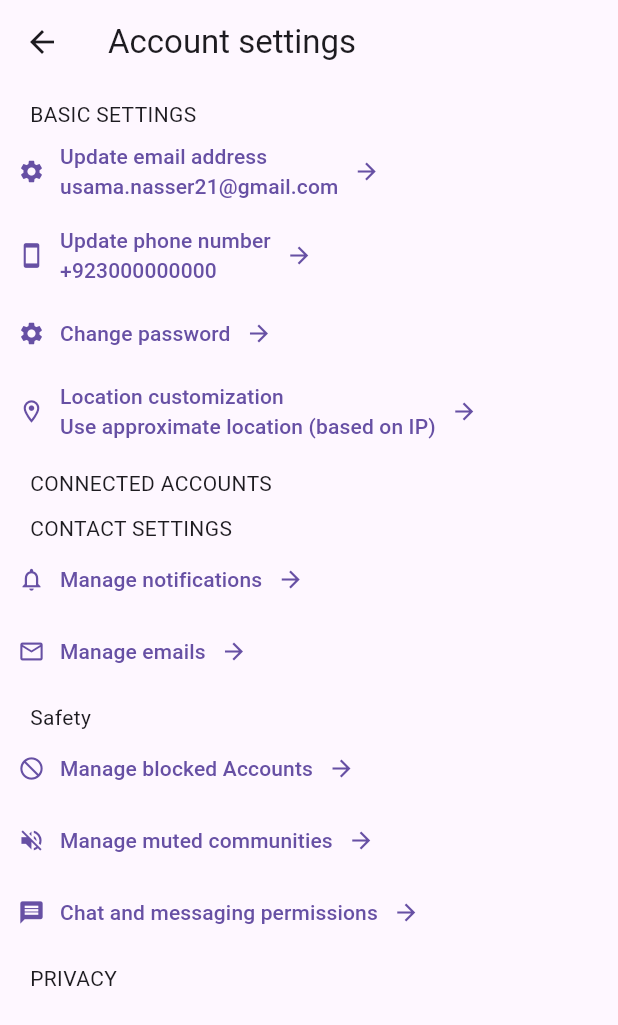
After one commit to SS-Ltd/cReddit-CrossPlatform, a Flutter app: the AccountSettings screen opened directly, on a phone screen of 412 x 824 dp. The commit adds this screen. Shown: the top 1025 px of the screen. Run offline on Flutter 3.47's test engine with Material 3 defaults, Android fonts, the phone set to English and light mode, and no system bars; our stand-ins replace logger.

Commit message:
add account settings screen

```diff
--- /dev/null
+++ b/lib/account_settings.dart
@@ -0,0 +1,81 @@
+import 'package:flutter/material.dart';
+import 'package:reddit_clone/arrow_button.dart';
+import 'package:reddit_clone/heading.dart';
+import 'package:reddit_clone/update_email.dart';
+
+class AccountSettings extends StatelessWidget {
+  const AccountSettings({super.key});
+
+  @override
+  Widget build(BuildContext context) {
+    return Scaffold(
+        appBar: AppBar(
+          leading: IconButton(
+            icon: const Icon(Icons.arrow_back),
+            onPressed: () {
+              Navigator.pop(context);
+            },
+          ),
+          title: const Text('Account settings'),
+        ),
+        body: SingleChildScrollView(
+          child: Center(
+            child: Column(
+              children: [
+                const Heading(text: 'BASIC SETTINGS'),
+                ArrowButton(
+                  onPressed: () {
+                    Navigator.push(
+                        context,
+                        MaterialPageRoute(
+                            builder: (context) => const UpdateEmail()));
+                  },
+                  buttonText: 'Update email address',
+                  buttonIcon: Icons.settings,
+                  optional: 'usama.nasser21@gmail.com',
+                ),
+                ArrowButton(
+                  onPressed: () {},
+                  buttonText: 'Update phone number',
+                  buttonIcon: Icons.smartphone,
+                  optional: '+923000000000',
+                ),
+                ArrowButton(
+                    onPressed: () {},
+                    buttonText: 'Change password',
+                    buttonIcon: Icons.settings),
+                ArrowButton(
+                    onPressed: () {},
+                    buttonText: 'Location customization',
+                    buttonIcon: Icons.location_on_outlined,
+                    optional: 'Use approximate location (based on IP)'),
+                const Heading(text: 'CONNECTED ACCOUNTS'),
+                const Heading(text: 'CONTACT SETTINGS'),
+                ArrowButton(
+                    onPressed: () {},
+                    buttonText: 'Manage notifications',
+                    buttonIcon: Icons.notifications_none),
+                ArrowButton(
+                    onPressed: () {},
+                    buttonText: 'Manage emails',
+                    buttonIcon: Icons.email_outlined),
+                const Heading(text: 'Safety'),
+                ArrowButton(
+                    onPressed: () {},
+                    buttonText: 'Manage blocked Accounts',
+                    buttonIcon: Icons.block_flipped),
+                ArrowButton(
+                    onPressed: () {},
+                    buttonText: 'Manage muted communities',
+                    buttonIcon: Icons.volume_off),
+                ArrowButton(
+                    onPressed: () {},
+                    buttonText: 'Chat and messaging permissions',
+                    buttonIcon: Icons.message),
+                const Heading(text: 'PRIVACY'),
+              ],
+            ),
+          ),
+        ));
+  }
+}
--- a/lib/update_email.dart
+++ b/lib/update_email.dart
@@ -1,5 +1,4 @@
 import 'package:flutter/material.dart';
-import 'package:flutter/widgets.dart';
 
 class UpdateEmail extends StatefulWidget {
   const UpdateEmail({super.key});
@@ -123,9 +122,12 @@ class _UpdateEmailState extends State<UpdateEmail> {
                   Padding(
                     padding: const EdgeInsets.only(top: 20),
                     child: Row(
+                      mainAxisAlignment: MainAxisAlignment.spaceEvenly,
                       children: [
                         ElevatedButton(
-                            onPressed: () {}, child: const Text('Cancel')),
+                          onPressed: () {},
+                          child: const Text('Cancel'),
+                        ),
                         ElevatedButton(
                           onPressed: _submit,
                           child: const Text('Save'),
```
Also changed, not shown: 1 other file.
